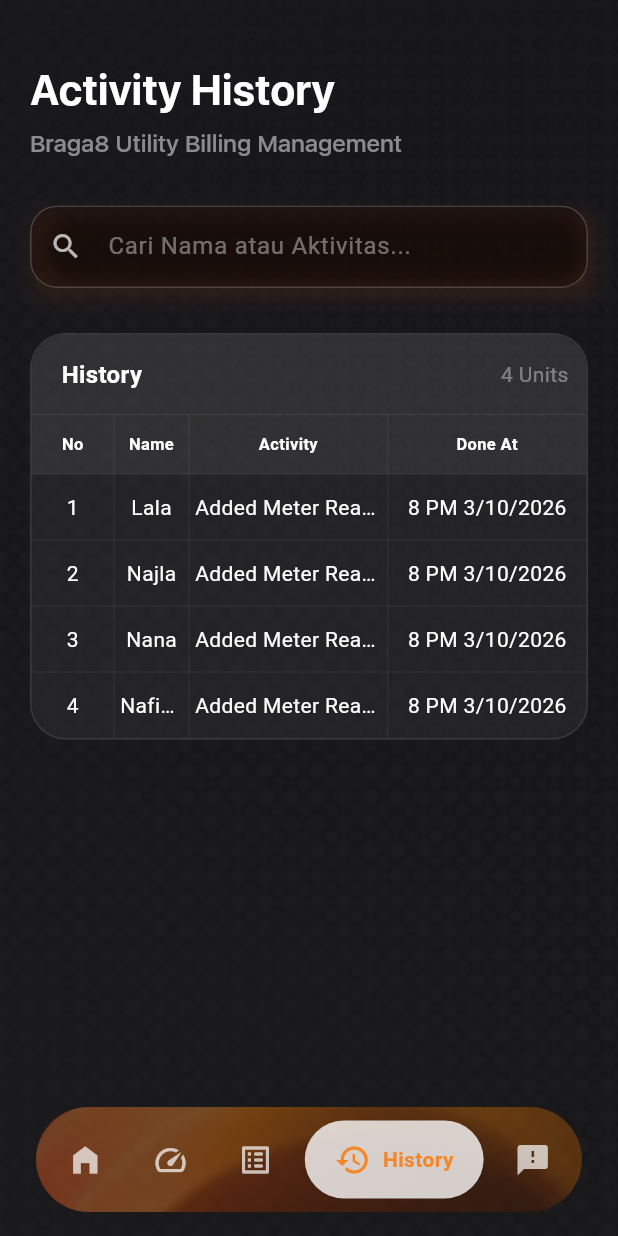
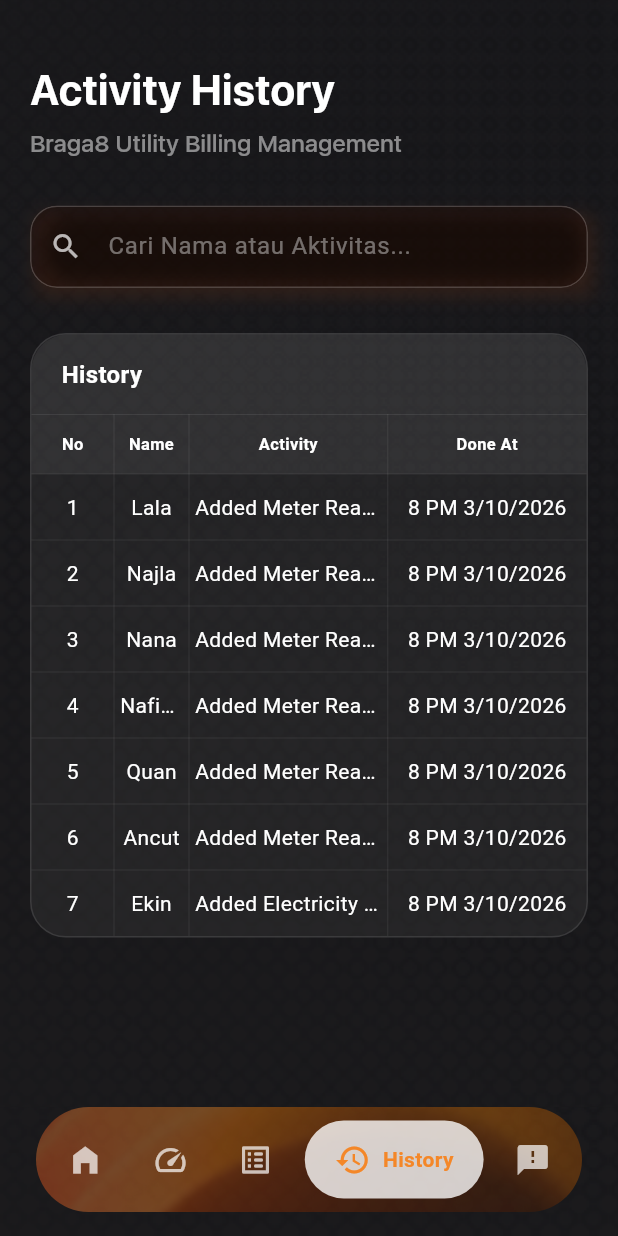
Before and after one commit to najlanafisah/braga8-app-components, a Flutter app: the screen it shows after launch, item 4 of the bottom bar chosen, on a phone screen of 412 x 824 dp. Run offline on Flutter 3.47's test engine with Material 3 defaults, Android fonts, the light colour scheme and no system bars; project files that could hold a hidden picture were left out.

Commit message:
history screen fixed

```diff
--- a/lib/views/history/history_screen.dart
+++ b/lib/views/history/history_screen.dart
@@ -40,25 +40,44 @@ class _HistoryScreenState extends State<HistoryScreen> {
           "activity": "Added Meter Readings",
           "done at": "8 PM 3/10/2026",
         },
+        {
+          "no": "5",
+          "name": "Quan",
+          "activity": "Added Meter Readings",
+          "done at": "8 PM 3/10/2026",
+        },
+        {
+          "no": "6",
+          "name": "Ancut",
+          "activity": "Added Meter Readings",
+          "done at": "8 PM 3/10/2026",
+        },
+        {
+          "no": "7",
+          "name": "Ekin",
+          "activity": "Added Electricity Readings",
+          "done at": "8 PM 3/10/2026",
+        },
       ],
     },
   ];
 
-  // Variabel untuk menyimpan baris data yang sudah difilter
   List<Map<String, dynamic>> _filteredHistories = [];
   final TextEditingController _searchController = TextEditingController();
 
   @override
   void initState() {
     super.initState();
-    // Inisialisasi awal: ambil semua data dari histories_data pertama
-    _filteredHistories = List<Map<String, dynamic>>.from(_allTenants[0]['histories_data']);
+    _filteredHistories = List<Map<String, dynamic>>.from(
+      _allTenants[0]['histories_data'],
+    );
   }
 
   void _filterData(String query) {
     setState(() {
-      // Ambil data asli sebagai referensi pencarian
-      List<Map<String, dynamic>> allData = List<Map<String, dynamic>>.from(_allTenants[0]['histories_data']);
+      List<Map<String, dynamic>> allData = List<Map<String, dynamic>>.from(
+        _allTenants[0]['histories_data'],
+      );
 
       if (query.isEmpty) {
         _filteredHistories = allData;
@@ -68,7 +87,6 @@ class _HistoryScreenState extends State<HistoryScreen> {
           final activity = h['activity'].toString().toLowerCase();
           final search = query.toLowerCase();
 
-          // Mencari di kolom Nama ATAU kolom Aktivitas
           return name.contains(search) || activity.contains(search);
         }).toList();
       }
@@ -105,7 +123,6 @@ class _HistoryScreenState extends State<HistoryScreen> {
                 ),
                 SizedBox(height: 30),
 
-                // Cek jika hasil filter kosong
                 if (_filteredHistories.isEmpty)
                   Center(
                     child: Padding(
@@ -117,9 +134,9 @@ class _HistoryScreenState extends State<HistoryScreen> {
                     ),
                   )
                 else
-                  // Langsung panggil TableCard satu kali dengan data yang sudah difilter
                   TableCard(
                     main: "History",
+                    showUnitCount: false,
                     columns: ["No", "Name", "Activity", "Done At"],
                     data: _filteredHistories,
                     onRowTap: (item) {
--- a/lib/widgets/table_card.dart
+++ b/lib/widgets/table_card.dart
@@ -8,6 +8,7 @@ class TableCard extends StatelessWidget {
   final List<Map<String, dynamic>> data;
   final List<Widget> Function(Map<String, dynamic> item) rowBuilder;
   final Function(Map<String, dynamic> item)? onRowTap;
+  final bool showUnitCount;
 
   const TableCard({
     super.key,
@@ -18,6 +19,7 @@ class TableCard extends StatelessWidget {
     required this.columns,
     required this.data,
     required this.rowBuilder,
+    this.showUnitCount = true,
   });
 
   @override
@@ -57,10 +59,11 @@ class TableCard extends StatelessWidget {
                         ),
                       ),
                     ),
-                  Text(
-                    suffix ?? "${data.length} Units",
-                    style: TextStyle(color: Colors.white38, fontSize: 14),
-                  ),
+                  if (showUnitCount)
+                    Text(
+                      "${data.length} Units",
+                      style: TextStyle(color: Colors.white38, fontSize: 14),
+                    ),
                 ],
               ),
             ),
```
